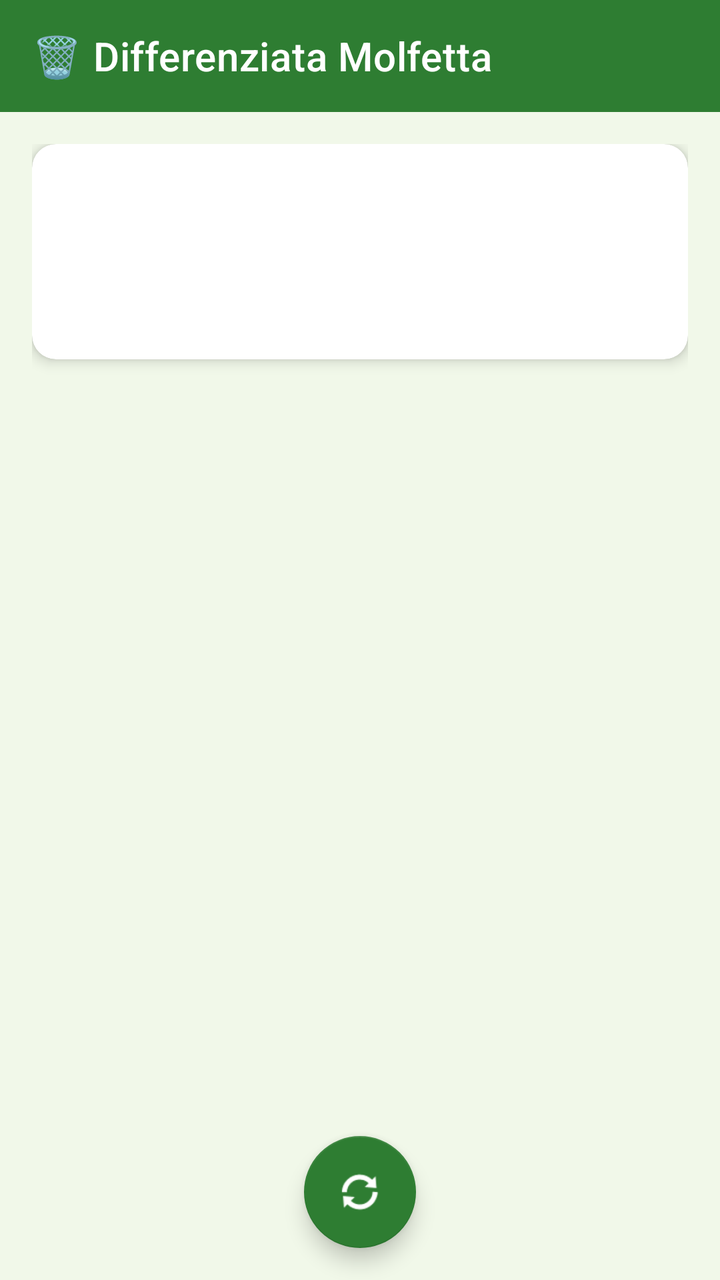
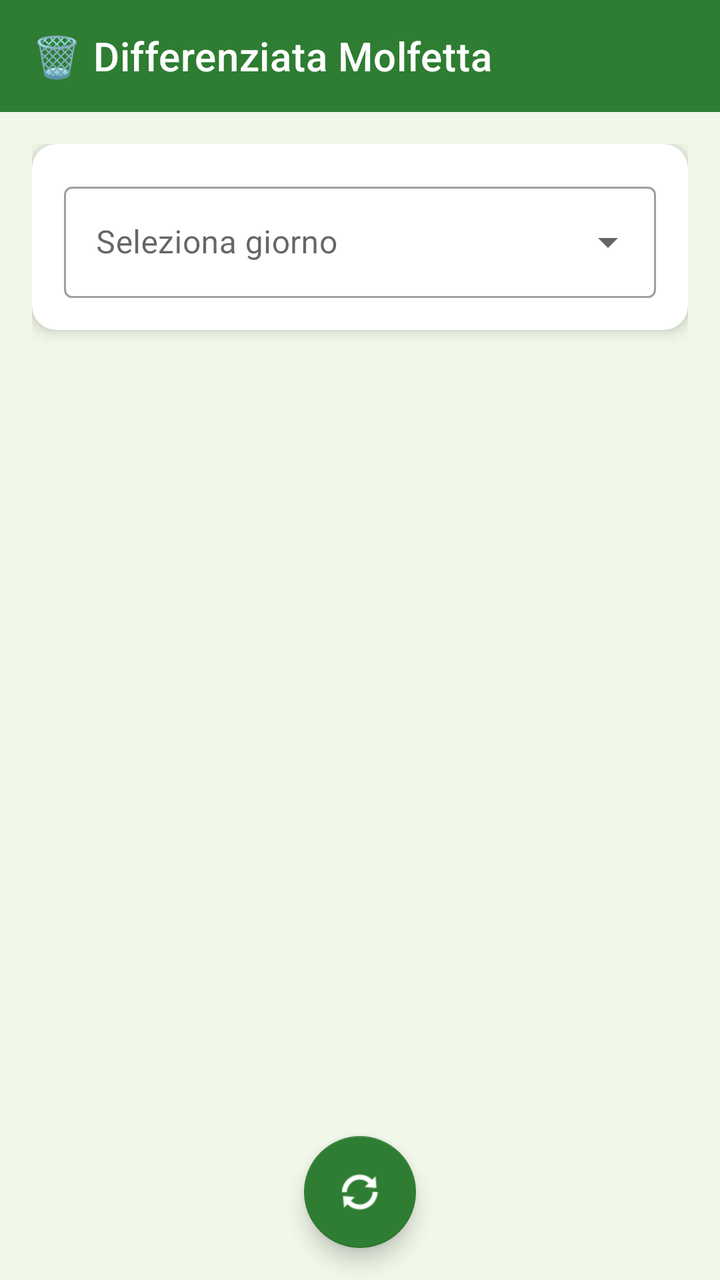

Compare the two renders of this Android layout. The source of the first and the diff that turns it into the second are given below.
<!-- AndroidManifest.xml: application theme Theme.Differenziata -->
<!-- res/layout/activity_main.xml -->
<?xml version="1.0" encoding="utf-8"?>
<androidx.coordinatorlayout.widget.CoordinatorLayout xmlns:android="http://schemas.android.com/apk/res/android"
    xmlns:app="http://schemas.android.com/apk/res-auto"
    android:layout_width="match_parent"
    android:layout_height="match_parent"
    android:background="@color/colorBackground">

<LinearLayout
    android:layout_width="match_parent"
    android:layout_height="match_parent"
    android:orientation="vertical"
    android:background="@color/colorBackground">

    <com.google.android.material.appbar.AppBarLayout
        android:id="@+id/appBarLayout"
        android:layout_width="match_parent"
        android:layout_height="wrap_content">
        <com.google.android.material.appbar.MaterialToolbar
            android:id="@+id/toolbar"
            android:layout_width="match_parent"
            android:layout_height="?attr/actionBarSize"
            app:title="@string/app_name"
            app:titleTextColor="#FFFFFF" />
    </com.google.android.material.appbar.AppBarLayout>

    <ScrollView
        android:layout_width="match_parent"
        android:layout_height="0dp"
        android:layout_weight="1"
        android:fillViewport="true">

        <LinearLayout
            android:layout_width="match_parent"
            android:layout_height="wrap_content"
            android:orientation="vertical"
            android:padding="16dp">

            
            <com.google.android.material.card.MaterialCardView
                android:layout_width="match_parent"
                android:layout_height="wrap_content"
                android:layout_marginBottom="16dp"
                app:cardCornerRadius="12dp"
                app:cardElevation="4dp"
                app:cardBackgroundColor="#FFFFFF">

                <LinearLayout
                    android:layout_width="match_parent"
                    android:layout_height="wrap_content"
                    android:orientation="vertical"
                    android:padding="20dp">

                    <TextView
                        android:id="@+id/tvDay"
                        android:layout_width="wrap_content"
                        android:layout_height="wrap_content"
                        android:textSize="34sp"
                        android:textStyle="bold"
                        android:textColor="@color/colorPrimary" />

                    <TextView
                        android:id="@+id/tvDate"
                        android:layout_width="wrap_content"
                        android:layout_height="wrap_content"
                        android:textSize="15sp"
                        android:textColor="#888888"
                        android:layout_marginTop="2dp" />

                </LinearLayout>
            </com.google.android.material.card.MaterialCardView>

            
            <com.google.android.material.card.MaterialCardView
                android:id="@+id/cardNoCollection"
                android:layout_width="match_parent"
                android:layout_height="wrap_content"
                android:layout_marginBottom="16dp"
                android:visibility="gone"
                app:cardCornerRadius="12dp"
                app:cardElevation="3dp"
                app:cardBackgroundColor="#FFFFFF">

                <LinearLayout
                    android:layout_width="match_parent"
                    android:layout_height="wrap_content"
                    android:orientation="vertical"
                    android:padding="24dp"
                    android:gravity="center">

                    <TextView
                        android:layout_width="wrap_content"
                        android:layout_height="wrap_content"
                        android:text="🚫"
                        android:textSize="48sp" />

                    <TextView
                        android:layout_width="wrap_content"
                        android:layout_height="wrap_content"
                        android:text="Nessuna raccolta oggi"
                        android:textSize="18sp"
                        android:textStyle="bold"
                        android:textColor="#555555"
                        android:layout_marginTop="8dp" />

                    <TextView
                        android:layout_width="wrap_content"
                        android:layout_height="wrap_content"
                        android:text="Buon sabato! 😊"
                        android:textSize="14sp"
                        android:textColor="#888888"
                        android:layout_marginTop="4dp" />

                </LinearLayout>
            </com.google.android.material.card.MaterialCardView>

            
            <LinearLayout
                android:id="@+id/wasteContainer"
                android:layout_width="match_parent"
                android:layout_height="wrap_content"
                android:orientation="vertical" />

            
            <com.google.android.material.card.MaterialCardView
                android:id="@+id/cardReminder"
                android:layout_width="match_parent"
                android:layout_height="wrap_content"
                android:layout_marginTop="4dp"
                android:visibility="gone"
                app:cardCornerRadius="12dp"
                app:cardElevation="2dp"
                app:cardBackgroundColor="#FFF8E1">

                <TextView
                    android:layout_width="match_parent"
                    android:layout_height="wrap_content"
                    android:padding="16dp"
                    android:text="🌙  Esporre i contenitori dalle ore 21:00 alle 24:00 del giorno precedente alla raccolta"
                    android:textSize="13sp"
                    android:textColor="#E65100"
                    android:lineSpacingExtra="2dp" />
            </com.google.android.material.card.MaterialCardView>

        </LinearLayout>
    </ScrollView>
</LinearLayout>

    <com.google.android.material.floatingactionbutton.FloatingActionButton
        android:id="@+id/fabRefresh"
        android:layout_width="wrap_content"
        android:layout_height="wrap_content"
        android:layout_gravity="bottom|center_horizontal"
        android:layout_marginBottom="16dp"
        android:contentDescription="Aggiorna"
        app:srcCompat="@android:drawable/ic_popup_sync"
        app:backgroundTint="@color/colorPrimary"
        app:tint="#FFFFFF" />

</androidx.coordinatorlayout.widget.CoordinatorLayout>
<!-- resources referenced by this layout -->
<resources>
  <color name="colorBackground">#F1F8E9</color>
  <color name="colorPrimary">#2E7D32</color>
  <string name="app_name">🗑️ Differenziata Molfetta</string>
  <style name="Theme.Differenziata" parent="Theme.MaterialComponents.Light.NoActionBar">
          <item name="colorPrimary">@color/colorPrimary</item>
          <item name="colorPrimaryDark">@color/colorPrimaryDark</item>
          <item name="colorAccent">@color/colorAccent</item>
          <item name="android:statusBarColor">@color/colorPrimaryDark</item>
      </style>
  <color name="colorPrimaryDark">#1B5E20</color>
  <color name="colorAccent">#66BB6A</color>
</resources>

<!-- the commit's change to res/layout/activity_main.xml (unified diff, before → after) -->
@@ -48,23 +48,23 @@
                     android:layout_width="match_parent"
                     android:layout_height="wrap_content"
                     android:orientation="vertical"
-                    android:padding="20dp">
+                    android:padding="16dp">
 
-                    <TextView
-                        android:id="@+id/tvDay"
-                        android:layout_width="wrap_content"
+                    <com.google.android.material.textfield.TextInputLayout
+                        android:layout_width="match_parent"
                         android:layout_height="wrap_content"
-                        android:textSize="34sp"
-                        android:textStyle="bold"
-                        android:textColor="@color/colorPrimary" />
+                        android:hint="Seleziona giorno"
+                        style="@style/Widget.MaterialComponents.TextInputLayout.OutlinedBox.ExposedDropdownMenu">
 
-                    <TextView
-                        android:id="@+id/tvDate"
-                        android:layout_width="wrap_content"
-                        android:layout_height="wrap_content"
-                        android:textSize="15sp"
-                        android:textColor="#888888"
-                        android:layout_marginTop="2dp" />
+                        <AutoCompleteTextView
+                            android:id="@+id/dropdownDay"
+                            android:layout_width="match_parent"
+                            android:layout_height="wrap_content"
+                            android:inputType="none"
+                            android:textSize="16sp"
+                            android:textColor="#212121" />
+
+                    </com.google.android.material.textfield.TextInputLayout>
 
                 </LinearLayout>
             </com.google.android.material.card.MaterialCardView>
